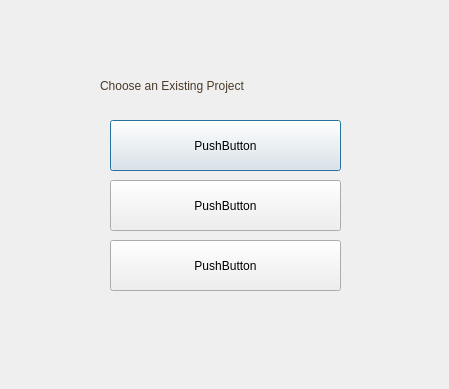
Before: the Qt Designer form Allyza's Edited Files/chooseProject.ui in jpnora07/Crackterize, drawn with Qt 5.
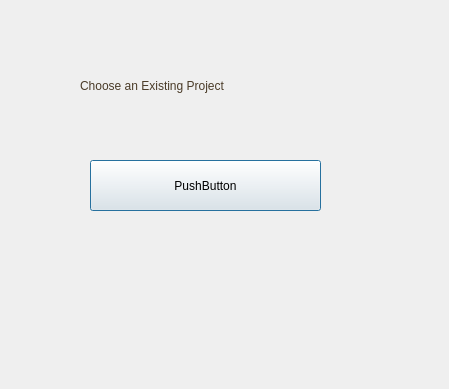
After: the same form once the commit is applied.

Diff of the .ui file:
```diff
--- a/Allyza's Edited Files/chooseProject.ui
+++ b/Allyza's Edited Files/chooseProject.ui
@@ -16,7 +16,7 @@
   <widget class="QWidget" name="widget" native="true">
    <property name="geometry">
     <rect>
-     <x>0</x>
+     <x>-20</x>
      <y>0</y>
      <width>451</width>
      <height>381</height>
@@ -54,33 +54,7 @@
      <property name="geometry">
       <rect>
        <x>10</x>
-       <y>10</y>
-       <width>231</width>
-       <height>51</height>
-      </rect>
-     </property>
-     <property name="text">
-      <string>PushButton</string>
-     </property>
-    </widget>
-    <widget class="QPushButton" name="pushButton_2">
-     <property name="geometry">
-      <rect>
-       <x>10</x>
-       <y>70</y>
-       <width>231</width>
-       <height>51</height>
-      </rect>
-     </property>
-     <property name="text">
-      <string>PushButton</string>
-     </property>
-    </widget>
-    <widget class="QPushButton" name="pushButton_3">
-     <property name="geometry">
-      <rect>
-       <x>10</x>
-       <y>130</y>
+       <y>50</y>
        <width>231</width>
        <height>51</height>
       </rect>
```
